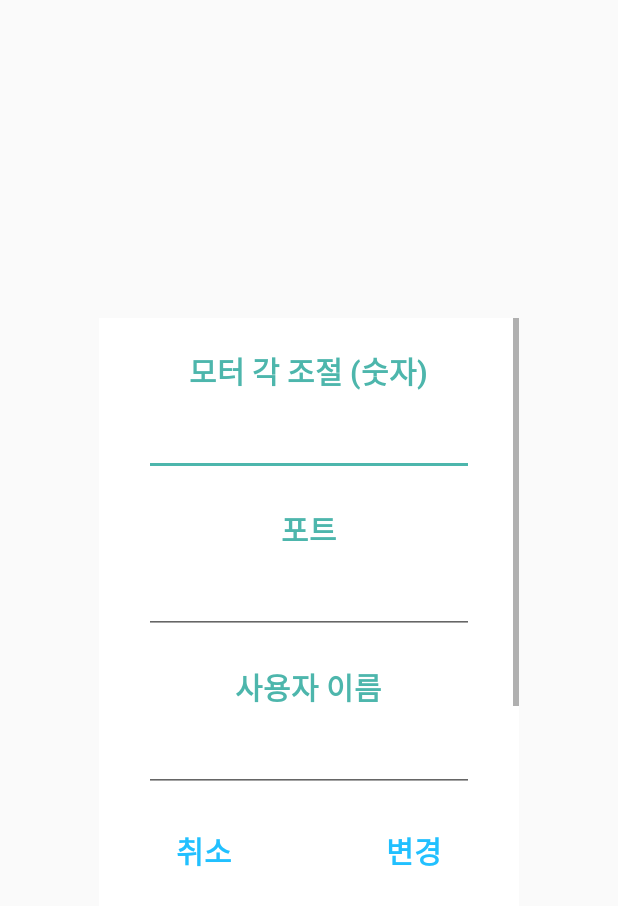
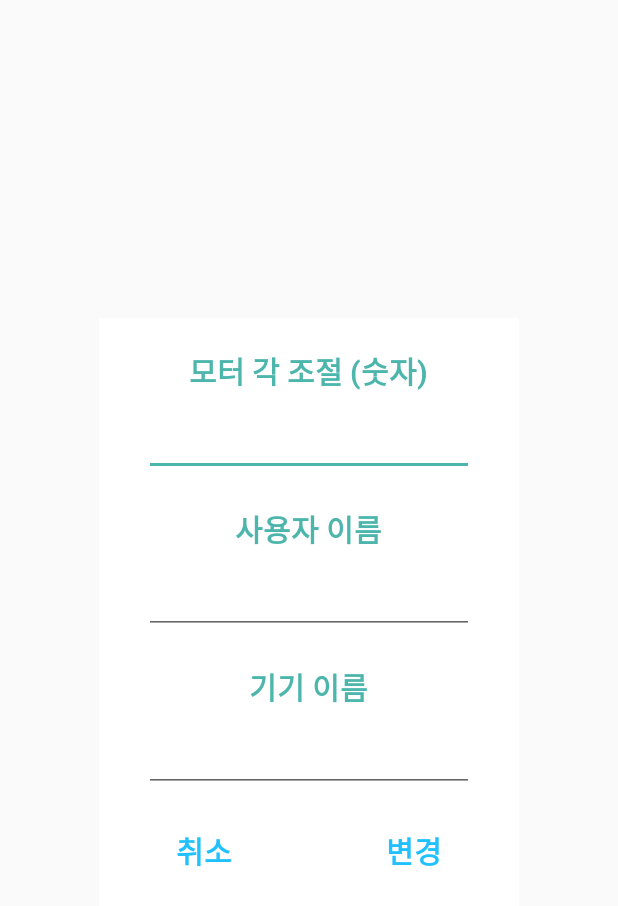
Before and after one commit to yuntackkoo/Android, an Android app: the layout activity_settings.xml on its own in the app's theme, with its tools: preview values and no code run, on a phone screen of 412 x 824 dp. Shown: the top 906 px of the screen. Run offline under Robolectric (Android 15) with nearby library versions, the phone set to English and light mode, and no system bars.

Commit message:
asd2
포트안씀

```diff
--- a/SSD/app/src/main/res/layout/activity_settings.xml
+++ b/SSD/app/src/main/res/layout/activity_settings.xml
@@ -17,24 +17,10 @@
                 android:textColor="#4db6ac" android:textStyle="bold" />
             <EditText
                 android:layout_width="220dp" android:layout_height="40dp"
-                android:layout_marginTop="5dp"
+                android:layout_marginTop="5dp" android:inputType="phone"
                 android:text="" android:textSize="20sp"
                 android:textColor="#21c0ff"
                 android:id="@+id/input_motor"
-                android:singleLine="true"
-                android:lines="1" />
-
-            <TextView
-                android:layout_width="wrap_content" android:layout_height="wrap_content"
-                android:layout_margin="10dp" android:paddingTop="10dp"
-                android:text="포트" android:textSize="20sp"
-                android:textColor="#4db6ac" android:textStyle="bold" />
-            <EditText
-                android:layout_width="220dp" android:layout_height="40dp"
-                android:layout_marginTop="5dp" android:inputType="phone"
-                android:text="" android:textSize="20sp"
-                android:textColor="#21c0ff"
-
                 android:singleLine="true"
                 android:lines="1" />
 
```
